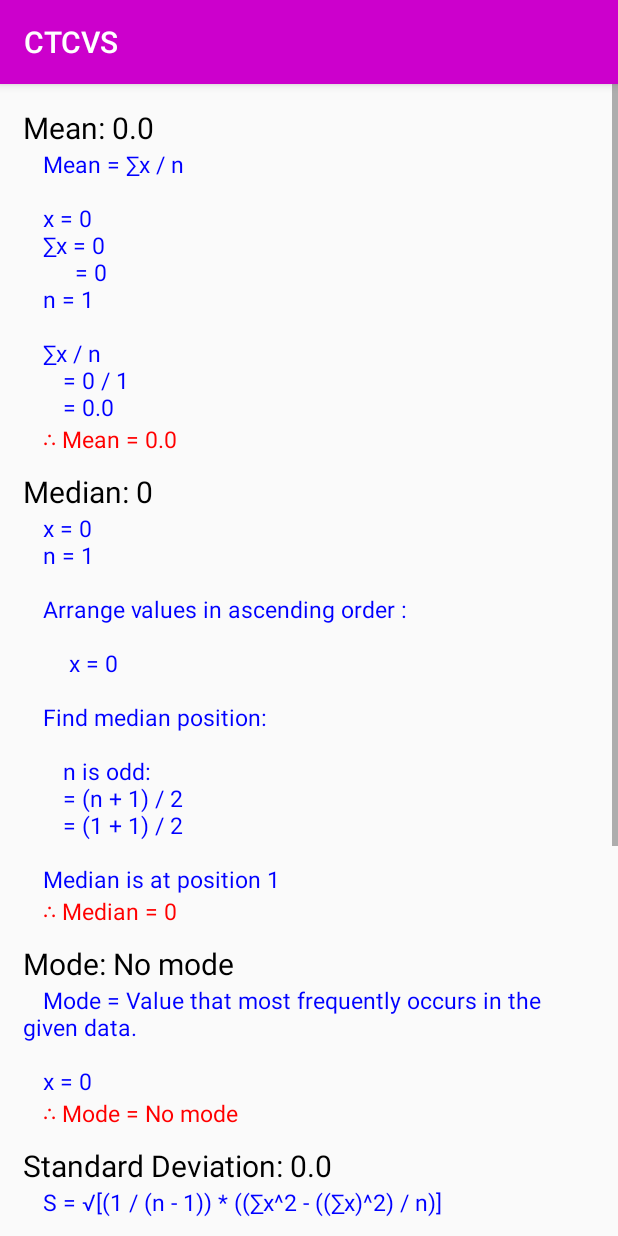
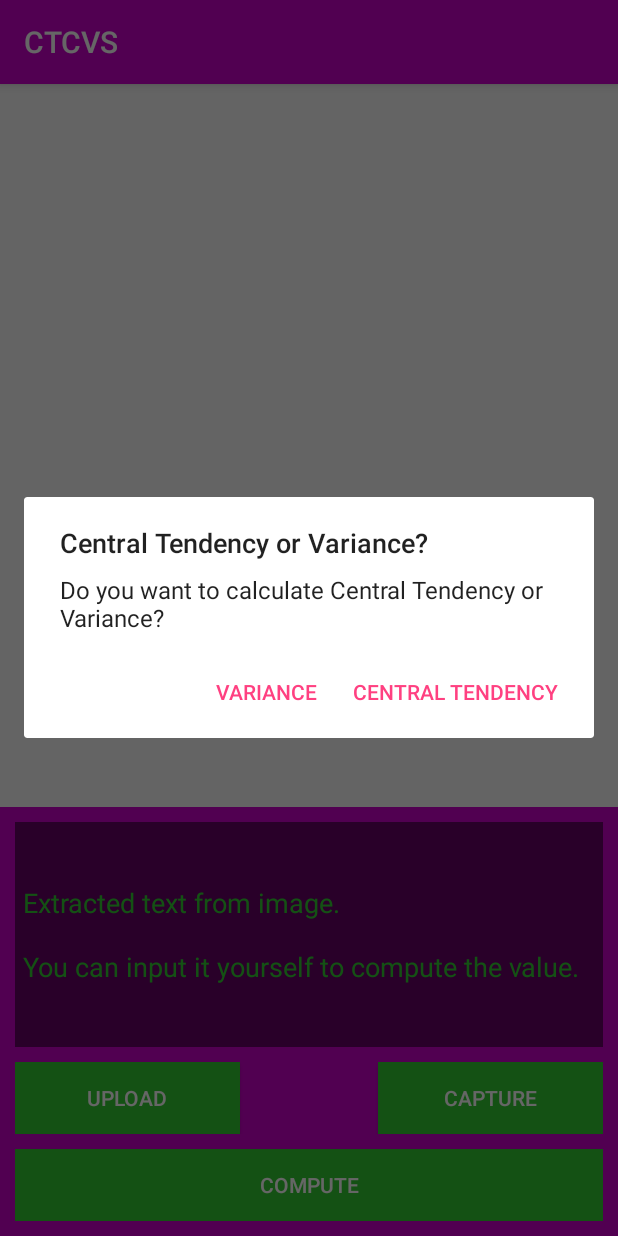
Before and after one commit to Nadzmi-Freelance/Central-Tendency-Snap, an Android app: the UngroupedData screen opened directly, with no data from a screen before it, after a tap on "COMPUTE", on a phone screen of 412 x 824 dp. Run offline under Robolectric (Android 15) with nearby library versions, the phone set to English and light mode, and no system bars; network calls fail; 1 statement that could not run was skipped.

Commit message:
Settle bahagian CV utk UngroupData

```diff
--- a/app/src/main/AndroidManifest.xml
+++ b/app/src/main/AndroidManifest.xml
@@ -29,8 +29,9 @@
         <activity android:name=".activity.GroupedData" />
         <activity android:name=".activity.UngroupedData" />
         <activity android:name=".activity.ComputeGroupDataMT" />
-        <activity android:name=".activity.ComputeUngroupData" />
+        <activity android:name=".activity.ComputeUngroupDataMT" />
         <activity android:name=".activity.ComputeGroupDataMV" />
+        <activity android:name=".activity.ComputeUngroupDataMV"></activity>
     </application>
 
 </manifest>
--- a/app/src/main/java/com/seladanghijau/centraltendencysnap/activity/ComputeUngroupData.java
+++ b/app/src/main/java/com/seladanghijau/centraltendencysnap/activity/ComputeUngroupDataMT.java
@@ -1,34 +1,26 @@
 package com.seladanghijau.centraltendencysnap.activity;
 
-import android.graphics.Point;
 import android.support.v7.app.AppCompatActivity;
 import android.os.Bundle;
-import android.view.Display;
-import android.view.ViewTreeObserver;
-import android.widget.ImageView;
 import android.widget.TextView;
 
 import com.seladanghijau.centraltendencysnap.R;
 import com.seladanghijau.centraltendencysnap.provider.CalculatorUngroupData;
 
-import java.lang.reflect.Array;
-import java.util.ArrayList;
-import java.util.HashSet;
 import java.util.List;
-import java.util.Set;
 
-public class ComputeUngroupData extends AppCompatActivity {
+public class ComputeUngroupDataMT extends AppCompatActivity {
     // views
-    TextView tvMean, tvMedian, tvMode, tvStandardDeviation, tvVariance;
-    TextView tvMeanStep, tvMedianStep, tvModeStep, tvStandardDeviationStep, tvVarianceStep;
-    TextView tvMeanAnswer, tvMedianAnswer, tvModeAnswer, tvStandardDeviationAnswer, tvVarianceAnswer;
+    TextView tvMean, tvMedian, tvMode;
+    TextView tvMeanStep, tvMedianStep, tvModeStep;
+    TextView tvMeanAnswer, tvMedianAnswer, tvModeAnswer;
 
     // vars
     int[] ungroupData;
 
     protected void onCreate(Bundle savedInstanceState) {
         super.onCreate(savedInstanceState);
-        setContentView(R.layout.activity_compute_ungroup_data);
+        setContentView(R.layout.activity_compute_ungroup_data_mt);
 
         initViews();
         initVars();
@@ -39,20 +31,14 @@ public class ComputeUngroupData extends AppCompatActivity {
         tvMean = (TextView) findViewById(R.id.tvMean);
         tvMedian = (TextView) findViewById(R.id.tvMedian);
         tvMode = (TextView) findViewById(R.id.tvMode);
-        tvStandardDeviation = (TextView) findViewById(R.id.tvStandardDeviation);
-        tvVariance = (TextView) findViewById(R.id.tvVariance);
 
         tvMeanStep = (TextView) findViewById(R.id.tvMeanStep);
         tvMedianStep = (TextView) findViewById(R.id.tvMedianStep);
-        tvStandardDeviationStep = (TextView) findViewById(R.id.tvStandardDeviationStep);
-        tvVarianceStep = (TextView) findViewById(R.id.tvVarianceStep);
         tvModeStep = (TextView) findViewById(R.id.tvModeStep);
 
         tvMeanAnswer = (TextView) findViewById(R.id.tvMeanAnswer);
         tvMedianAnswer = (TextView) findViewById(R.id.tvMedianAnswer);
         tvModeAnswer = (TextView) findViewById(R.id.tvModeAnswer);
-        tvStandardDeviationAnswer = (TextView) findViewById(R.id.tvStandardDeviationAnswer);
-        tvVarianceAnswer = (TextView) findViewById(R.id.tvVarianceAnswer);
     }
 
     private void initVars() {
@@ -61,13 +47,9 @@ public class ComputeUngroupData extends AppCompatActivity {
         double mean = CalculatorUngroupData.mean(ungroupData);
         int median = CalculatorUngroupData.median(ungroupData);
         List<Integer> mode = CalculatorUngroupData.mode(ungroupData);
-        double standardDeviation = CalculatorUngroupData.standardDeviation(ungroupData);
-        double variance = CalculatorUngroupData.variance(ungroupData);
 
         tvMean.setText("Mean: " + mean);
         tvMedian.setText("Median: " + median);
-        tvStandardDeviation.setText("Standard Deviation: " + standardDeviation);
-        tvVariance.setText("Variance: " + variance);
         if(mode != null) {
             tvMode.setText("Mode: ");
 
@@ -83,14 +65,10 @@ public class ComputeUngroupData extends AppCompatActivity {
         tvMeanStep.setText(CalculatorUngroupData.meanStep(ungroupData));
         tvMedianStep.setText(CalculatorUngroupData.medianStep(ungroupData));
         tvModeStep.setText(CalculatorUngroupData.modeStep(ungroupData));
-        tvStandardDeviationStep.setText(CalculatorUngroupData.standardDeviationStep(ungroupData));
-        tvVarianceStep.setText(CalculatorUngroupData.varianceStep(ungroupData));
 
         tvMeanAnswer.setText(CalculatorUngroupData.meanAnswer(ungroupData));
         tvMedianAnswer.setText(CalculatorUngroupData.medianAnswer(ungroupData));
         tvModeAnswer.setText(CalculatorUngroupData.modeAnswer(ungroupData));
-        tvStandardDeviationAnswer.setText(CalculatorUngroupData.standardDeviationAnswer(ungroupData));
-        tvVarianceAnswer.setText(CalculatorUngroupData.varianceAnswer(ungroupData));
     }
     // ---------------------------------------------------------------------------------------------
 
--- a/app/src/main/java/com/seladanghijau/centraltendencysnap/activity/UngroupedData.java
+++ b/app/src/main/java/com/seladanghijau/centraltendencysnap/activity/UngroupedData.java
@@ -1,20 +1,17 @@
 package com.seladanghijau.centraltendencysnap.activity;
 
-import android.app.Activity;
+import android.content.DialogInterface;
 import android.content.Intent;
-import android.content.res.AssetManager;
 import android.graphics.Bitmap;
 import android.net.Uri;
 import android.provider.MediaStore;
+import android.support.v7.app.AlertDialog;
 import android.support.v7.app.AppCompatActivity;
 import android.os.Bundle;
-import android.util.Log;
 import android.view.View;
 import android.widget.Button;
 import android.widget.EditText;
 import android.widget.ImageView;
-import android.widget.PopupWindow;
-import android.widget.Toast;
 
 import com.seladanghijau.centraltendencysnap.R;
 import com.seladanghijau.centraltendencysnap.asynctask.CopyTraineddataFile;
@@ -26,7 +23,6 @@ import java.io.File;
 import java.io.FileOutputStream;
 import java.io.InputStream;
 import java.io.OutputStream;
-import java.util.regex.Pattern;
 
 public class UngroupedData extends AppCompatActivity implements OCRManager, View.OnClickListener {
     // views
@@ -118,14 +114,49 @@ public class UngroupedData extends AppCompatActivity implements OCRManager, View
             case R.id.btnCompute:
                 String result;
                 String[] tokenizedResult;
+                AlertDialog.Builder alertDialogBuilder;
+                AlertDialog alertDialog;
 
+                // tokenize string --> get data from string
                 result = OCRProvider.getTokenizedString(etResult.getText().toString());
                 tokenizedResult = result.trim().split(",");
                 ungroupDatas = new int[tokenizedResult.length];
                 for(int x=0 ; x<tokenizedResult.length ; x++)
                     ungroupDatas[x] = Integer.parseInt(tokenizedResult[x].trim());
 
-                startActivity(new Intent(this, ComputeUngroupData.class).putExtra("ungroup-data", ungroupDatas));
+                // alert dialog
+                // setup alert dialog
+                alertDialogBuilder = new AlertDialog.Builder(this); // alert for user to choose MT/MV
+                alertDialogBuilder.setTitle(R.string.popup_title);
+                alertDialogBuilder.setMessage(R.string.popup_message);
+                alertDialogBuilder.setPositiveButton(R.string.goto_mt, new DialogInterface.OnClickListener() {
+                    @Override
+                    public void onClick(DialogInterface dialogInterface, int i) {
+                        Intent computeGroupDataMT;
+
+                        // carry data to MT
+                        computeGroupDataMT = new Intent(getApplicationContext(), ComputeUngroupDataMT.class)
+                                .putExtra("ungroup-data", ungroupDatas);
+
+                        startActivity(computeGroupDataMT); // goto MT
+                    }
+                });
+                alertDialogBuilder.setNegativeButton(R.string.goto_mv, new DialogInterface.OnClickListener() {
+                    @Override
+                    public void onClick(DialogInterface dialogInterface, int i) {
+                        Intent computeGroupDataMV;
+
+                        // carry data to MV
+                        computeGroupDataMV = new Intent(getApplicationContext(), ComputeUngroupDataMV.class)
+                                .putExtra("ungroup-data", ungroupDatas);
+
+                        startActivity(computeGroupDataMV); // goto MV
+                    }
+                });
+
+                // show alert dialog
+                alertDialog = alertDialogBuilder.create();
+                alertDialog.show();
                 break;
         }
     }
--- a/app/src/main/res/layout/activity_compute_ungroup_data.xml
+++ b/app/src/main/res/layout/activity_compute_ungroup_data_mt.xml
@@ -4,7 +4,7 @@
     android:orientation="vertical"
     android:layout_width="match_parent"
     android:layout_height="match_parent"
-    tools:context="com.seladanghijau.centraltendencysnap.activity.ComputeUngroupData">
+    tools:context="com.seladanghijau.centraltendencysnap.activity.ComputeUngroupDataMT">
 
     <ScrollView
         android:layout_width="match_parent"
@@ -102,64 +102,6 @@
                     android:textSize="15dp"
                     android:textColor="#FF0000" />
             </LinearLayout>
-
-            <LinearLayout
-                android:orientation="vertical"
-                android:layout_width="match_parent"
-                android:layout_height="wrap_content"
-                android:layout_margin="5dp">
-
-                <TextView
-                    android:id="@+id/tvStandardDeviation"
-                    android:text="Standard Deviation: "
-                    android:layout_width="match_parent"
-                    android:layout_height="wrap_content"
-                    android:textColor="#000000"
-                    android:textSize="20dp" />
-
-                <TextView
-                    android:id="@+id/tvStandardDeviationStep"
-                    android:layout_width="match_parent"
-                    android:layout_height="wrap_content"
-                    android:textSize="15dp"
-                    android:textColor="#0000ff" />
-
-                <TextView
-                    android:id="@+id/tvStandardDeviationAnswer"
-                    android:layout_width="match_parent"
-                    android:layout_height="wrap_content"
-                    android:textSize="15dp"
-                    android:textColor="#FF0000" />
-            </LinearLayout>
-
-            <LinearLayout
-                android:orientation="vertical"
-                android:layout_width="match_parent"
-                android:layout_height="wrap_content"
-                android:layout_margin="5dp">
-
-                <TextView
-                    android:id="@+id/tvVariance"
-                    android:text="Variance: "
-                    android:layout_width="match_parent"
-                    android:layout_height="wrap_content"
-                    android:textSize="20dp"
-                    android:textColor="#000000" />
-
-                <TextView
-                    android:id="@+id/tvVarianceStep"
-                    android:layout_width="match_parent"
-                    android:layout_height="wrap_content"
-                    android:textSize="15dp"
-                    android:textColor="#0000ff" />
-
-                <TextView
-                    android:id="@+id/tvVarianceAnswer"
-                    android:layout_width="match_parent"
-                    android:layout_height="wrap_content"
-                    android:textSize="15dp"
-                    android:textColor="#FF0000" />
-            </LinearLayout>
         </LinearLayout>
     </ScrollView>
 </LinearLayout>
```
Also changed, not shown: app/src/main/java/com/seladanghijau/centraltendencysnap/activity/ComputeUngroupDataMV.java (added, +71 -0 lines), app/src/main/java/com/seladanghijau/centraltendencysnap/provider/CalculatorUngroupData.java (+40 -2 lines), app/src/main/res/layout/activity_compute_ungroup_data_mv.xml (added, +108 -0 lines).
